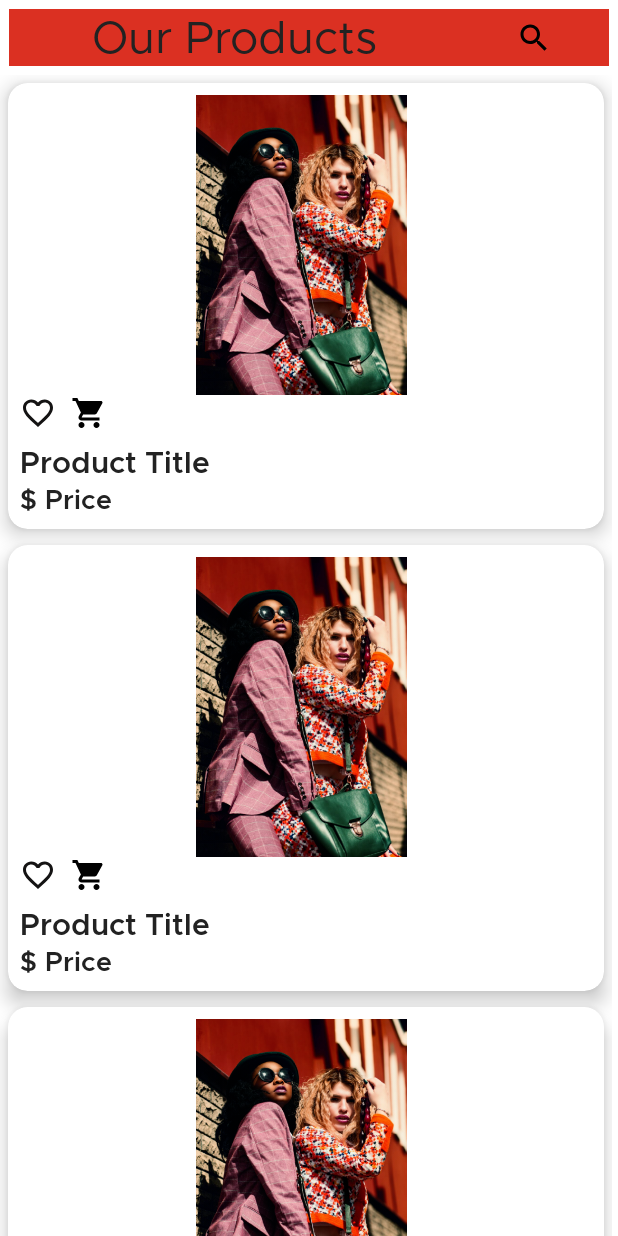
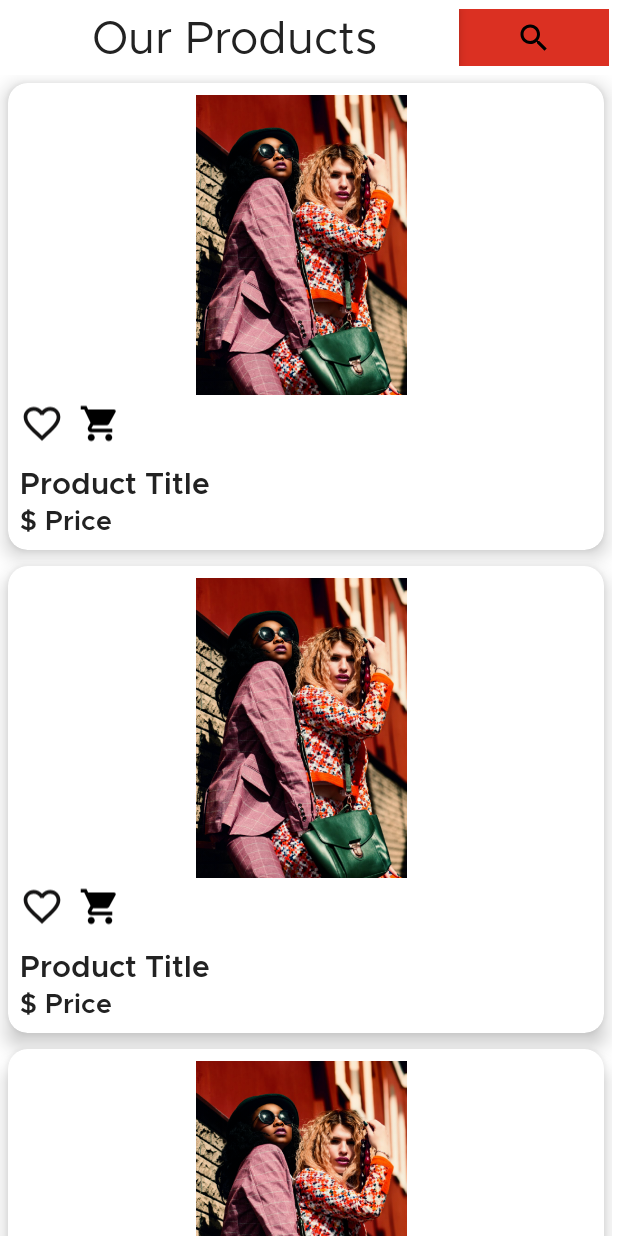
Before and after one commit to Omarboraie2003/ITI_Final_Project, an Android app: the layout fragment_home_fragment.xml on its own in the app's theme, with its tools: preview values and no code run, on a phone screen of 412 x 824 dp. Run offline under Robolectric (Android 15) with nearby library versions, the phone set to English and light mode, and no system bars.

Commit message:
semi final favourite

```diff
--- a/app/src/main/java/com/example/myapplication/presentation/favourite/FragmentFavourite.kt
+++ b/app/src/main/java/com/example/myapplication/presentation/favourite/FragmentFavourite.kt
@@ -45,7 +45,7 @@ class FragmentFavourite : Fragment() {
 
         viewModel.favouriteProducts.observe(viewLifecycleOwner) { products ->
             productAdapter = FavouriteAdapter(products) { product ->
-                if (!product.isFavorite) {
+                if (product.isFavorite) {
                     viewModel.removeProductFromFavorites(product)
                 }
             }
--- a/app/src/main/res/layout/fav_adapter.xml
+++ b/app/src/main/res/layout/fav_adapter.xml
@@ -55,8 +55,8 @@
 
     <ImageView
         android:id="@+id/fav_icon"
-        android:layout_width="wrap_content"
-        android:layout_height="wrap_content"
+        android:layout_width="40dp"
+        android:layout_height="41dp"
         android:scaleType="centerCrop"
         android:layout_margin="10dp"
         android:padding="8dp"
--- a/app/src/main/res/layout/fragment_home_fragment.xml
+++ b/app/src/main/res/layout/fragment_home_fragment.xml
@@ -30,9 +30,8 @@
                 android:textColor="@color/black"
                 android:textSize="30sp"
                 android:gravity="center"
-                android:background="@color/primary"
-
-                />
+                android:background="@color/white"
+                android:elevation="4dp" />
 
         </LinearLayout>
 
--- a/app/src/main/res/layout/home_adapter.xml
+++ b/app/src/main/res/layout/home_adapter.xml
@@ -27,16 +27,16 @@
         <!-- Overlay Icon -->
         <ImageView
             android:id="@+id/overlay_iconHeart"
-            android:layout_width="wrap_content"
-            android:layout_height="wrap_content"
+            android:layout_width="29dp"
+            android:layout_height="38dp"
             android:layout_gravity="top|start"
             android:contentDescription="TO add product to favourite"
             android:src="@drawable/ic_heart_outline" />
         <ImageView
             android:layout_marginStart="10dp"
             android:id="@+id/overlay_iconCart"
-            android:layout_width="wrap_content"
-            android:layout_height="wrap_content"
+            android:layout_width="28dp"
+            android:layout_height="38dp"
             android:layout_gravity="top|start"
             android:contentDescription="TO add product to cart"
             android:src="@drawable/baseline_shopping_cart_24" />
```
Also changed, not shown: app/src/main/java/com/example/myapplication/presentation/favourite/FavouriteAdapter.kt (+5 -4 lines).
